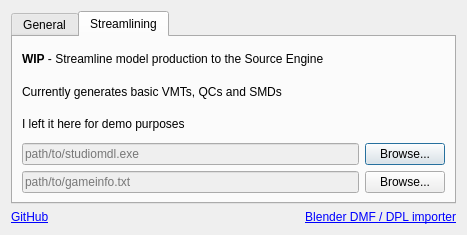
The window that ui/settings.ui (Gredwitch/Dagor-Asset-Explorer) describes before a commit, drawn with Qt 5.
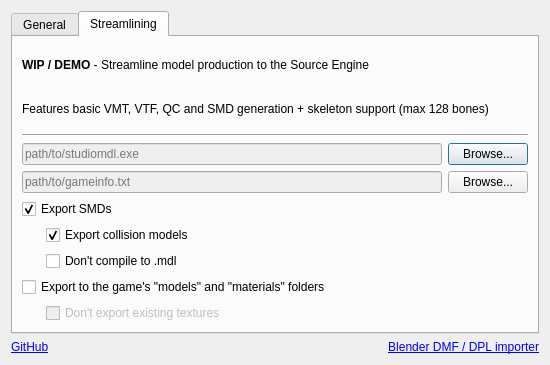
The same window after the commit. The open tabs and pages were chosen to show the change.

Commit message:
gui:  - customtreeview   * Fixed an error during Source export when a texture was not exported
parse:
 - gameres:
  * Added GameResourcePackBuilder

 - material:
  * Fixed an error when retrieving cached DDSx during VMT export

 - realres:
  * Added full DynModel skeleton support
  * Fixed SMD triangle lines being incorrect
  * Fixed GeomNodeTree not exporting local transforms for SMDs

util:
 - misc
  * Added matrixToEuler
  * Fixed vectorTransform not doing anything

What changed in the file:
```diff
--- a/ui/settings.ui
+++ b/ui/settings.ui
@@ -6,8 +6,8 @@
    <rect>
     <x>0</x>
     <y>0</y>
-    <width>467</width>
-    <height>235</height>
+    <width>550</width>
+    <height>365</height>
    </rect>
   </property>
   <property name="windowTitle">
@@ -90,21 +90,21 @@
        <item>
         <widget class="QLabel" name="label_2">
          <property name="text">
-          <string>&lt;html&gt;&lt;head/&gt;&lt;body&gt;&lt;p&gt;&lt;span style=&quot; font-weight:600;&quot;&gt;WIP&lt;/span&gt; - Streamline model production to the Source Engine&lt;/p&gt;&lt;/body&gt;&lt;/html&gt;</string>
+          <string>&lt;html&gt;&lt;head/&gt;&lt;body&gt;&lt;p&gt;&lt;span style=&quot; font-weight:600;&quot;&gt;WIP / DEMO&lt;/span&gt; - Streamline model production to the Source Engine&lt;/p&gt;&lt;/body&gt;&lt;/html&gt;</string>
          </property>
         </widget>
        </item>
        <item>
         <widget class="QLabel" name="label_3">
          <property name="text">
-          <string>Currently generates basic VMTs, QCs and SMDs</string>
+          <string>Features basic VMT, VTF, QC and SMD generation + skeleton support (max 128 bones)</string>
          </property>
         </widget>
        </item>
        <item>
-        <widget class="QLabel" name="label_4">
-         <property name="text">
-          <string>I left it here for demo purposes</string>
+        <widget class="Line" name="line">
+         <property name="orientation">
+          <enum>Qt::Horizontal</enum>
          </property>
         </widget>
        </item>
@@ -150,6 +150,104 @@
          </item>
         </layout>
        </item>
+       <item>
+        <widget class="QCheckBox" name="exportSMD">
+         <property name="text">
+          <string>Export SMDs</string>
+         </property>
+         <property name="checked">
+          <bool>true</bool>
+         </property>
+        </widget>
+       </item>
+       <item>
+        <layout class="QHBoxLayout" name="horizontalLayout_6">
+         <item>
+          <spacer name="horizontalSpacer_2">
+           <property name="orientation">
+            <enum>Qt::Horizontal</enum>
+           </property>
+           <property name="sizeType">
+            <enum>QSizePolicy::Fixed</enum>
+           </property>
+           <property name="sizeHint" stdset="0">
+            <size>
+             <width>24</width>
+             <height>20</height>
+            </size>
+           </property>
+          </spacer>
+         </item>
+         <item>
+          <layout class="QVBoxLayout" name="exportSMDLayout">
+           <item>
+            <widget class="QCheckBox" name="exportSourceCollision">
+             <property name="text">
+              <string>Export collision models</string>
+             </property>
+             <property name="checked">
+              <bool>true</bool>
+             </property>
+            </widget>
+           </item>
+           <item>
+            <widget class="QCheckBox" name="noMDL">
+             <property name="text">
+              <string>Don't compile to .mdl</string>
+             </property>
+            </widget>
+           </item>
+          </layout>
+         </item>
+        </layout>
+       </item>
+       <item>
+        <widget class="QCheckBox" name="exportGameInfo">
+         <property name="text">
+          <string>Export to the game's &quot;models&quot; and &quot;materials&quot; folders</string>
+         </property>
+        </widget>
+       </item>
+       <item>
+        <layout class="QHBoxLayout" name="horizontalLayout_3">
+         <item>
+          <spacer name="horizontalSpacer">
+           <property name="orientation">
+            <enum>Qt::Horizontal</enum>
+           </property>
+           <property name="sizeType">
+            <enum>QSizePolicy::Fixed</enum>
+           </property>
+           <property name="sizeHint" stdset="0">
+            <size>
+             <width>24</width>
+             <height>20</height>
+            </size>
+           </property>
+          </spacer>
+         </item>
+         <item>
+          <layout class="QVBoxLayout" name="exportGameInfoLayout">
+           <item>
+            <widget class="QCheckBox" name="dontExportExistingTextures">
+             <property name="enabled">
+              <bool>false</bool>
+             </property>
+             <property name="text">
+              <string>Don't export existing textures</string>
+             </property>
+             <property name="checkable">
+              <bool>true</bool>
+             </property>
+             <property name="checked">
+              <bool>false</bool>
+             </property>
+            </widget>
+           </item>
+          </layout>
+         </item>
+        </layout>
+       </item>
       </layout>
      </widget>
     </widget>
```
Left out of the diff: 19 changed lines with no effect on the pictures. The commit also changes 6 other files.
